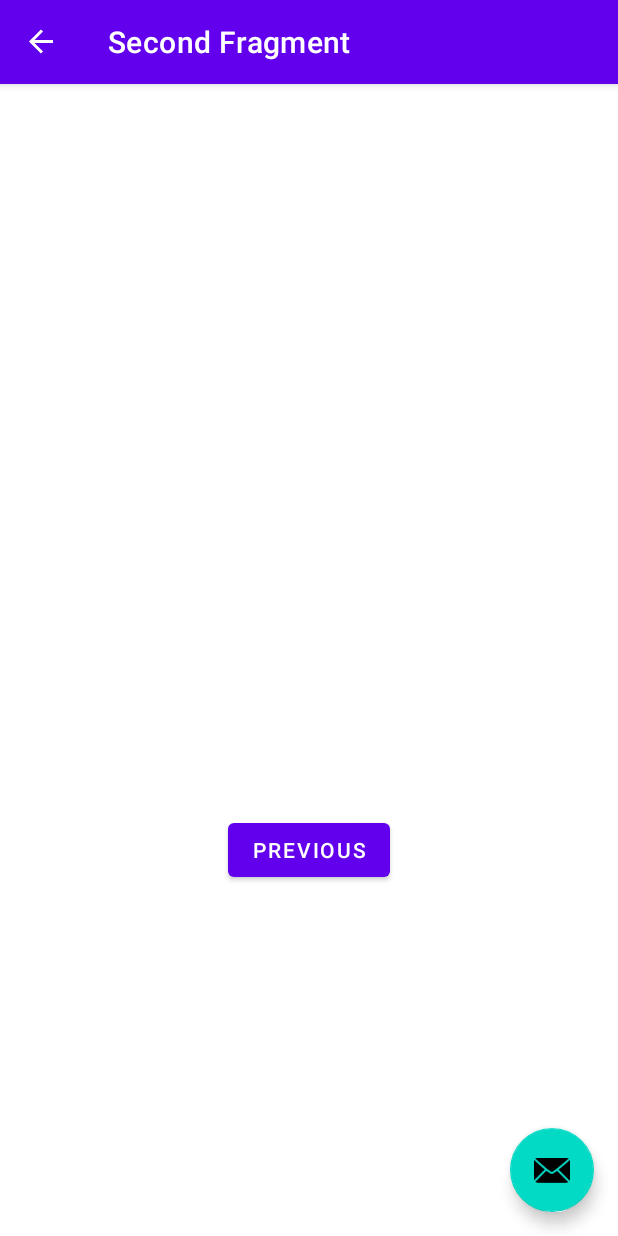
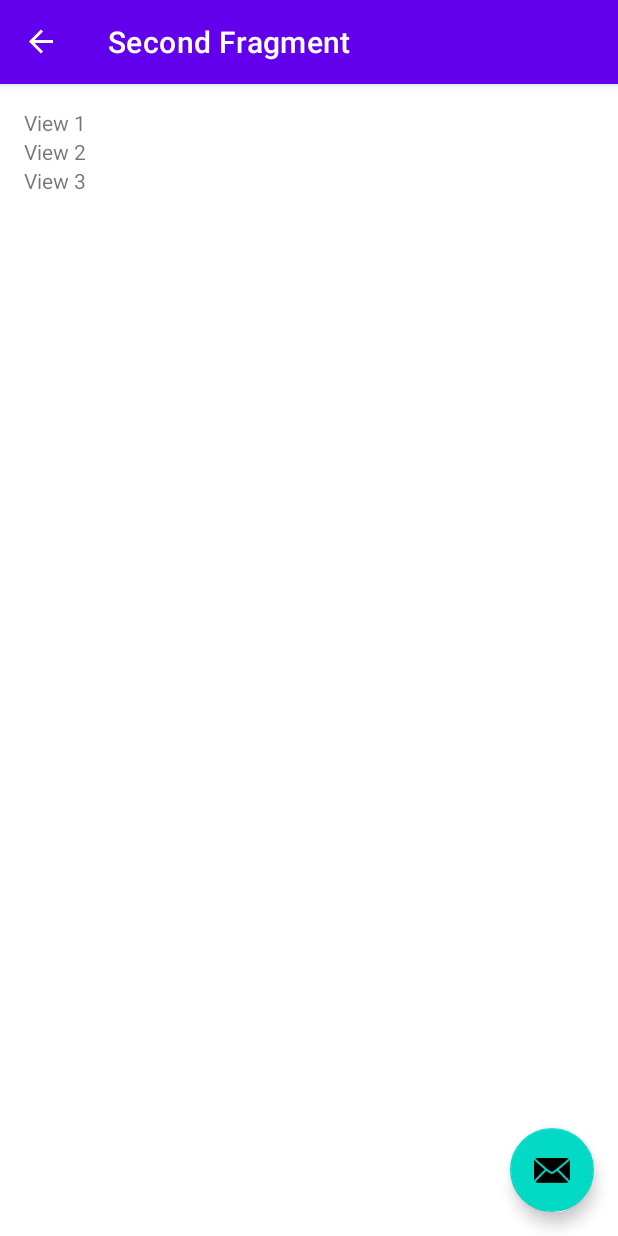
Before and after one commit to h4mn/fatec_mobile, an Android app: the SecondFragment screen opened through its navigation route, on a phone screen of 412 x 824 dp. Run offline under Robolectric (Android 15) with nearby library versions, the phone set to English and light mode, and no system bars; our stand-ins replace navigation-ui.

Commit message:
add: iniciando calculadora

```diff
--- a/app/src/main/java/com/example/projetomobile/SecondFragment.kt
+++ b/app/src/main/java/com/example/projetomobile/SecondFragment.kt
@@ -6,14 +6,14 @@ import android.view.LayoutInflater
 import android.view.View
 import android.view.ViewGroup
 import androidx.navigation.fragment.findNavController
-import com.example.projetomobile.databinding.FragmentSecondBinding
+import com.example.projetomobile.databinding.FCalculadoraBinding
 
 /**
  * A simple [Fragment] subclass as the second destination in the navigation.
  */
 class SecondFragment : Fragment() {
 
-    private var _binding: FragmentSecondBinding? = null
+    private var _binding: FCalculadoraBinding? = null
 
     // This property is only valid between onCreateView and
     // onDestroyView.
@@ -24,7 +24,7 @@ class SecondFragment : Fragment() {
         savedInstanceState: Bundle?
     ): View? {
 
-        _binding = FragmentSecondBinding.inflate(inflater, container, false)
+        _binding = FCalculadoraBinding.inflate(inflater, container, false)
         return binding.root
 
     }
--- /dev/null
+++ b/app/src/main/res/layout/f_calculadora.xml
@@ -0,0 +1,62 @@
+<?xml version="1.0" encoding="utf-8"?>
+<androidx.constraintlayout.widget.ConstraintLayout xmlns:android="http://schemas.android.com/apk/res/android"
+    xmlns:app="http://schemas.android.com/apk/res-auto"
+    xmlns:tools="http://schemas.android.com/tools"
+    android:layout_width="match_parent"
+    android:layout_height="match_parent"
+    tools:context=".SecondFragment">
+
+    <LinearLayout
+        android:id="@+id/linearLayout3"
+        android:layout_width="0dp"
+        android:layout_height="0dp"
+        android:layout_marginStart="16dp"
+        android:layout_marginEnd="16dp"
+        android:orientation="horizontal"
+        app:layout_constraintBottom_toBottomOf="parent"
+        app:layout_constraintEnd_toEndOf="parent"
+        app:layout_constraintStart_toStartOf="parent"
+        app:layout_constraintTop_toTopOf="parent">
+
+        <LinearLayout
+            android:id="@+id/linearLayout2"
+            android:layout_width="match_parent"
+            android:layout_height="match_parent"
+            android:orientation="vertical"
+            android:layout_marginTop="16dp"
+            android:layout_marginBottom="16dp">
+
+            <TextView
+                android:id="@+id/textview1"
+                android:layout_width="match_parent"
+                android:layout_height="wrap_content"
+                android:layout_heigth="32dp"
+                android:text="View 1" />
+
+            <TextView
+                android:id="@+id/textview2"
+                android:layout_width="match_parent"
+                android:layout_height="wrap_content"
+                android:text="View 2" />
+
+            <TextView
+                android:id="@+id/textview3"
+                android:layout_width="match_parent"
+                android:layout_height="wrap_content"
+                android:text="View 3" />
+
+            <Button
+                android:id="@+id/button_second"
+                android:layout_width="0dp"
+                android:layout_height="48dp"
+                android:text="@string/previous"
+                app:layout_constraintEnd_toEndOf="parent"
+                app:layout_constraintStart_toStartOf="parent"
+                app:layout_constraintTop_toTopOf="@+id/textView2" />
+
+
+        </LinearLayout>
+    </LinearLayout>
+
+
+</androidx.constraintlayout.widget.ConstraintLayout>
--- a/app/src/main/res/layout/fragment_first.xml
+++ b/app/src/main/res/layout/fragment_first.xml
@@ -23,6 +23,7 @@
         android:text="@string/next"
         app:layout_constraintBottom_toBottomOf="parent"
         app:layout_constraintEnd_toEndOf="parent"
+        app:layout_constraintHorizontal_bias="0.498"
         app:layout_constraintStart_toStartOf="parent"
         app:layout_constraintTop_toBottomOf="@id/textview_first" />
 </androidx.constraintlayout.widget.ConstraintLayout>
--- a/app/src/main/res/layout/fragment_second.xml
+++ /dev/null
@@ -1,27 +0,0 @@
-<?xml version="1.0" encoding="utf-8"?>
-<androidx.constraintlayout.widget.ConstraintLayout xmlns:android="http://schemas.android.com/apk/res/android"
-    xmlns:app="http://schemas.android.com/apk/res-auto"
-    xmlns:tools="http://schemas.android.com/tools"
-    android:layout_width="match_parent"
-    android:layout_height="match_parent"
-    tools:context=".SecondFragment">
-
-    <TextView
-        android:id="@+id/textview_second"
-        android:layout_width="wrap_content"
-        android:layout_height="wrap_content"
-        app:layout_constraintBottom_toTopOf="@id/button_second"
-        app:layout_constraintEnd_toEndOf="parent"
-        app:layout_constraintStart_toStartOf="parent"
-        app:layout_constraintTop_toTopOf="parent" />
-
-    <Button
-        android:id="@+id/button_second"
-        android:layout_width="wrap_content"
-        android:layout_height="wrap_content"
-        android:text="@string/previous"
-        app:layout_constraintBottom_toBottomOf="parent"
-        app:layout_constraintEnd_toEndOf="parent"
-        app:layout_constraintStart_toStartOf="parent"
-        app:layout_constraintTop_toBottomOf="@id/textview_second" />
-</androidx.constraintlayout.widget.ConstraintLayout>
--- a/app/src/main/res/navigation/nav_graph.xml
+++ b/app/src/main/res/navigation/nav_graph.xml
@@ -19,7 +19,7 @@
         android:id="@+id/SecondFragment"
         android:name="com.example.projetomobile.SecondFragment"
         android:label="@string/second_fragment_label"
-        tools:layout="@layout/fragment_second">
+        tools:layout="@layout/f_calculadora">
 
         <action
             android:id="@+id/action_SecondFragment_to_FirstFragment"
```
